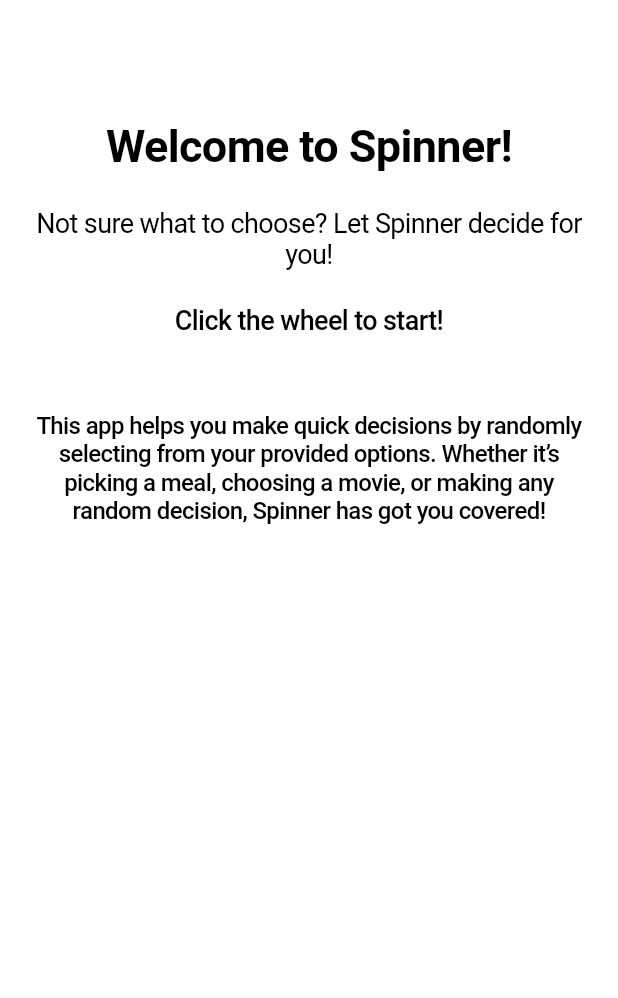
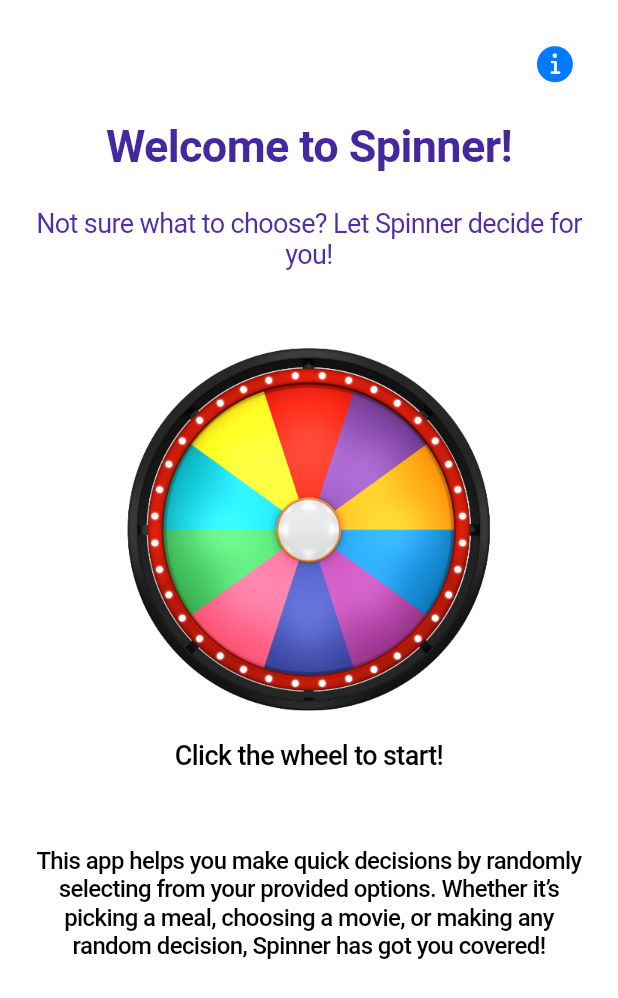
Before and after one commit to beyonce-ama/picker_spinner, a Flutter app: the screen it shows after launch, on a phone screen of 412 x 824 dp. Shown: the top 998 px of the screen. Run offline on Flutter 3.47's test engine with Material 3 defaults, Android fonts, the phone set to English and light mode, and no system bars.

Commit message:
wheel image

```diff
--- a/lib/home_screen.dart
+++ b/lib/home_screen.dart
@@ -1,5 +1,7 @@
 import 'package:flutter/cupertino.dart';
 import 'package:flutter/material.dart';
+import 'dart:math';
+import 'spinner_screen.dart';
 
 class HomeScreen extends StatefulWidget {
   const HomeScreen({super.key});
@@ -9,6 +11,31 @@
 }
 
 class _HomeScreenState extends State<HomeScreen> with SingleTickerProviderStateMixin {
+  late AnimationController _controller;
+  double _angle = 0;
+
+  @override
+  void initState() {
+    super.initState();
+    _controller = AnimationController(
+      vsync: this,
+      duration: const Duration(seconds: 3),
+    );
+  }
+
+  void _spinWheel() {
+    setState(() {
+      _angle += (Random().nextDouble() * 5 + 5) * pi;
+    });
+
+    _controller.forward(from: 0).then((_) {
+      Navigator.push(
+        context,
+        CupertinoPageRoute(builder: (context) => const SpinnerScreen()),
+      );
+    });
+  }
+
 @override
 Widget build(BuildContext context) {
   return CupertinoPageScaffold(
@@ -29,6 +56,7 @@
                     style: TextStyle(
                       fontSize: 30,
                       fontWeight: FontWeight.bold,
+                      color: isDarkMode ? CupertinoColors.white : Colors.deepPurple.shade800,
                     ),
                     textAlign: TextAlign.center,
                   ),
@@ -39,8 +67,19 @@
                       "Not sure what to choose? Let Spinner decide for you!",
                       style: TextStyle(
                         fontSize: 18,
+                        color: isDarkMode ? CupertinoColors.systemGrey4 : Colors.deepPurple.shade700,
                       ),
                       textAlign: TextAlign.center,
+                    ),
+                  ),
+                  const SizedBox(height: 40),
+                  GestureDetector(
+                    onTap: _spinWheel,
+                    child: AnimatedRotation(
+                      turns: _angle / (2 * pi),
+                      duration: const Duration(seconds: 3),
+                      curve: Curves.easeOut,
+                      child: Image.asset('images/wheel.png', width: 250, height: 250),
                     ),
                   ),
                   const SizedBox(height: 15),
@@ -66,6 +105,20 @@
                   ),
                   const SizedBox(height: 150),
                 ],
+              ),
+            ),
+          ),
+        ),
+        Positioned(
+          top: 20,
+          right: 20,
+          child: GestureDetector(
+            onTap: () => _showInfoDialog(context),
+            child: Container(
+              padding: const EdgeInsets.all(8),
+              child: Icon(
+                CupertinoIcons.info_circle_fill,
+                size: 28,
               ),
             ),
           ),
@@ -145,4 +198,9 @@
       ),
     );
   }
+  @override
+  void dispose() {
+    _controller.dispose();
+    super.dispose();
+  }
 }
```
